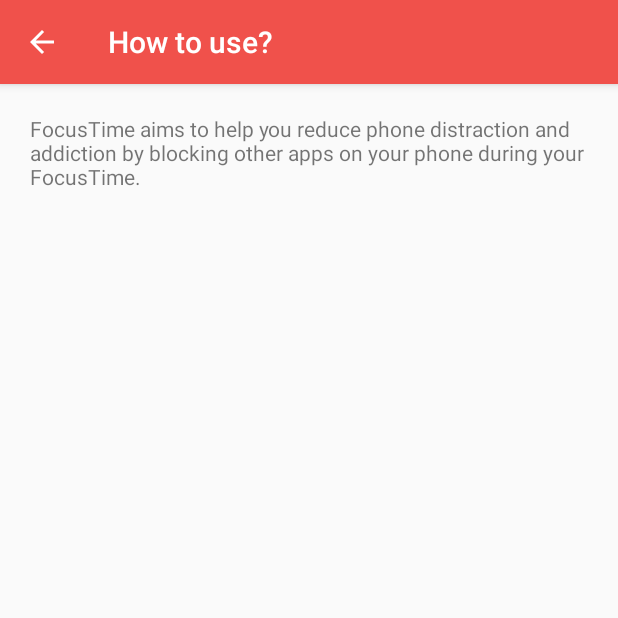
After one commit to xuhong98/FocusTime, an Android app: the HowToUseActivity screen opened directly, with no data from a screen before it, on a phone screen of 412 x 824 dp, the top half of it. The commit adds this screen. Run offline under Robolectric (Android 15) with nearby library versions, the light colour scheme and no system bars.

Commit message:
Guide users to open accessibility service. Add HowToUse Activity

```diff
--- a/app/build.gradle
+++ b/app/build.gradle
@@ -26,7 +26,6 @@
     })
     compile 'com.android.support:appcompat-v7:25.3.1'
     compile 'com.android.support.constraint:constraint-layout:1.0.2'
-    compile 'com.android.support:appcompat-v7:25.1.1'
     compile 'com.android.support:design:25.1.1'
     testCompile 'junit:junit:4.12'
 }
--- a/app/src/main/java/com/example/mango/focustime/BackgroundUtil.java
+++ b/app/src/main/java/com/example/mango/focustime/BackgroundUtil.java
@@ -40,7 +40,7 @@
     }
 
     /**
-     * 方法6：使用 Android AccessibilityService 探测窗口变化，跟据系统回传的参数获取 前台对象 的包名与类名
+     * 使用 Android AccessibilityService 探测窗口变化，跟据系统回传的参数获取 前台对象 的包名与类名
      *
      * @param packageName 需要检查是否位于栈顶的App的包名
      */
--- /dev/null
+++ b/app/src/main/java/com/example/mango/focustime/HowToUseActivity.java
@@ -0,0 +1,13 @@
+package com.example.mango.focustime;
+
+import android.support.v7.app.AppCompatActivity;
+import android.os.Bundle;
+
+public class HowToUseActivity extends AppCompatActivity {
+
+    @Override
+    protected void onCreate(Bundle savedInstanceState) {
+        super.onCreate(savedInstanceState);
+        setContentView(R.layout.activity_how_to_use);
+    }
+}
--- a/app/src/main/java/com/example/mango/focustime/service/MyService.java
+++ b/app/src/main/java/com/example/mango/focustime/service/MyService.java
@@ -32,8 +32,7 @@
  */
 public class MyService extends Service {
 
-    private static final float UPDATA_INTERVAL = 0.5f;//in seconds
-    private String status;
+    private static final float UPDATA_INTERVAL = 0.1f;//in seconds
     private Context mContext;
     private Notification notification;
     private AlarmManager manager;
@@ -123,6 +122,7 @@
         usableApps.add("com.android.systemui");
         usableApps.add("com.android.launcher3");
         usableApps.add("com.android.dialer");
+        usableApps.add("com.android.settings");
     }
 
     private boolean isKillableApp(String name) {
--- /dev/null
+++ b/app/src/main/res/layout/activity_how_to_use.xml
@@ -0,0 +1,15 @@
+<?xml version="1.0" encoding="utf-8"?>
+<android.support.constraint.ConstraintLayout xmlns:android="http://schemas.android.com/apk/res/android"
+    xmlns:app="http://schemas.android.com/apk/res-auto"
+    xmlns:tools="http://schemas.android.com/tools"
+    android:layout_width="match_parent"
+    android:layout_height="match_parent"
+    tools:context="com.example.mango.focustime.HowToUseActivity">
+
+    <TextView
+        android:padding="20dp"
+        android:layout_width="wrap_content"
+        android:layout_height="wrap_content"
+        android:text="FocusTime aims to help you reduce phone distraction and addiction by blocking other apps on your phone during your FocusTime."/>
+
+</android.support.constraint.ConstraintLayout>
```
Also changed, not shown: app/src/main/AndroidManifest.xml (+13 -13 lines), app/src/main/java/com/example/mango/focustime/DetectionService.java (+0 -7 lines), app/src/main/java/com/example/mango/focustime/FocusModeActivity.java (+24 -2 lines), app/src/main/java/com/example/mango/focustime/StartButtonListener.java (+59 -2 lines), app/src/main/res/menu/menu_focustime.xml (added, +23 -0 lines).
